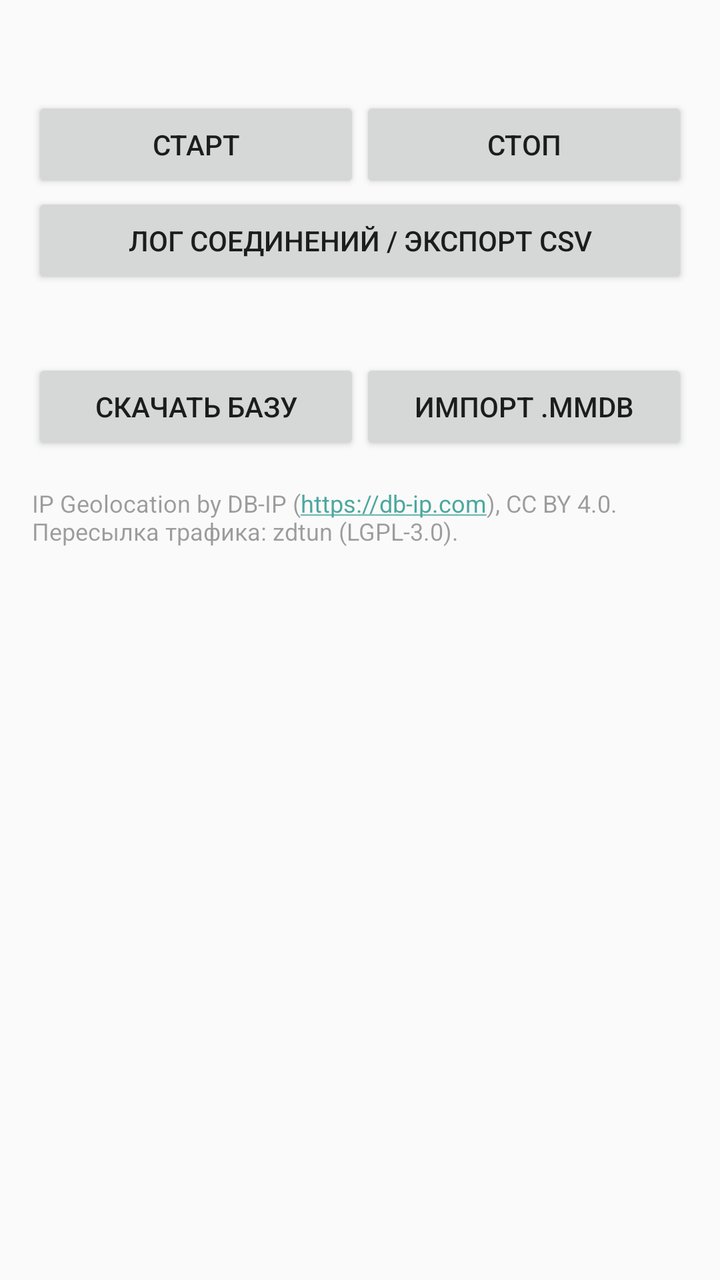
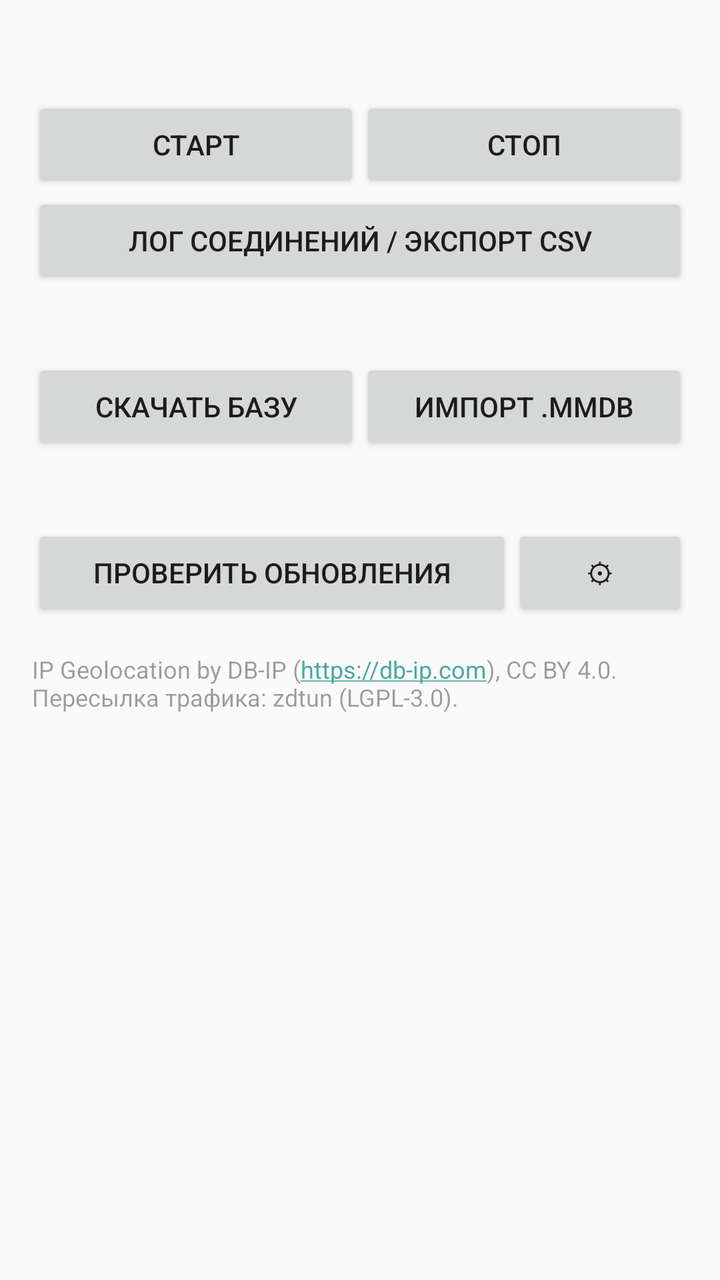

Before-and-after screenshots of an Android layout around one commit, followed by the original layout XML and the change that was made.
<!-- AndroidManifest.xml: application theme AppTheme -->
<!-- res/layout/activity_main.xml -->
<?xml version="1.0" encoding="utf-8"?>
<ScrollView xmlns:android="http://schemas.android.com/apk/res/android"
    android:layout_width="match_parent"
    android:layout_height="match_parent">

    <LinearLayout
        android:layout_width="match_parent"
        android:layout_height="wrap_content"
        android:orientation="vertical"
        android:padding="16dp">

        <TextView
            android:id="@+id/status"
            android:layout_width="match_parent"
            android:layout_height="wrap_content"
            android:textIsSelectable="true"
            android:textSize="15sp" />

        <LinearLayout
            android:layout_width="match_parent"
            android:layout_height="wrap_content"
            android:layout_marginTop="12dp"
            android:orientation="horizontal">

            <Button
                android:id="@+id/btnStart"
                android:layout_width="0dp"
                android:layout_height="wrap_content"
                android:layout_weight="1"
                android:text="Старт" />

            <Button
                android:id="@+id/btnStop"
                android:layout_width="0dp"
                android:layout_height="wrap_content"
                android:layout_weight="1"
                android:text="Стоп" />
        </LinearLayout>

        <Button
            android:id="@+id/btnLog"
            android:layout_width="match_parent"
            android:layout_height="wrap_content"
            android:text="Лог соединений / экспорт CSV" />

        <TextView
            android:id="@+id/dbStatus"
            android:layout_width="match_parent"
            android:layout_height="wrap_content"
            android:layout_marginTop="16dp" />

        <LinearLayout
            android:layout_width="match_parent"
            android:layout_height="wrap_content"
            android:orientation="horizontal">

            <Button
                android:id="@+id/btnDownloadDb"
                android:layout_width="0dp"
                android:layout_height="wrap_content"
                android:layout_weight="1"
                android:text="Скачать базу" />

            <Button
                android:id="@+id/btnImportDb"
                android:layout_width="0dp"
                android:layout_height="wrap_content"
                android:layout_weight="1"
                android:text="Импорт .mmdb" />
        </LinearLayout>

        <TextView
            android:layout_width="match_parent"
            android:layout_height="wrap_content"
            android:layout_marginTop="16dp"
            android:alpha="0.7"
            android:autoLink="web"
            android:text="IP Geolocation by DB-IP (https://db-ip.com), CC BY 4.0.\nПересылка трафика: zdtun (LGPL-3.0)."
            android:textSize="12sp" />
    </LinearLayout>
</ScrollView>
<!-- resources referenced by this layout -->
<resources>
  <style name="AppTheme" parent="Theme.AppCompat.DayNight.DarkActionBar" />
</resources>

<!-- the commit's change to res/layout/activity_main.xml (unified diff, before → after) -->
@@ -70,6 +70,31 @@
         </LinearLayout>
 
         <TextView
+            android:id="@+id/updateStatus"
+            android:layout_width="match_parent"
+            android:layout_height="wrap_content"
+            android:layout_marginTop="16dp" />
+
+        <LinearLayout
+            android:layout_width="match_parent"
+            android:layout_height="wrap_content"
+            android:orientation="horizontal">
+
+            <Button
+                android:id="@+id/btnCheckUpdate"
+                android:layout_width="0dp"
+                android:layout_height="wrap_content"
+                android:layout_weight="1"
+                android:text="Проверить обновления" />
+
+            <Button
+                android:id="@+id/btnUpdateSettings"
+                android:layout_width="wrap_content"
+                android:layout_height="wrap_content"
+                android:text="⚙" />
+        </LinearLayout>
+
+        <TextView
             android:layout_width="match_parent"
             android:layout_height="wrap_content"
             android:layout_marginTop="16dp"
@@ -77,5 +102,14 @@
             android:autoLink="web"
             android:text="IP Geolocation by DB-IP (https://db-ip.com), CC BY 4.0.\nПересылка трафика: zdtun (LGPL-3.0)."
             android:textSize="12sp" />
+
+        <TextView
+            android:id="@+id/author"
+            android:layout_width="match_parent"
+            android:layout_height="wrap_content"
+            android:layout_marginTop="24dp"
+            android:alpha="0.6"
+            android:gravity="center"
+            android:textSize="12sp" />
     </LinearLayout>
 </ScrollView>
